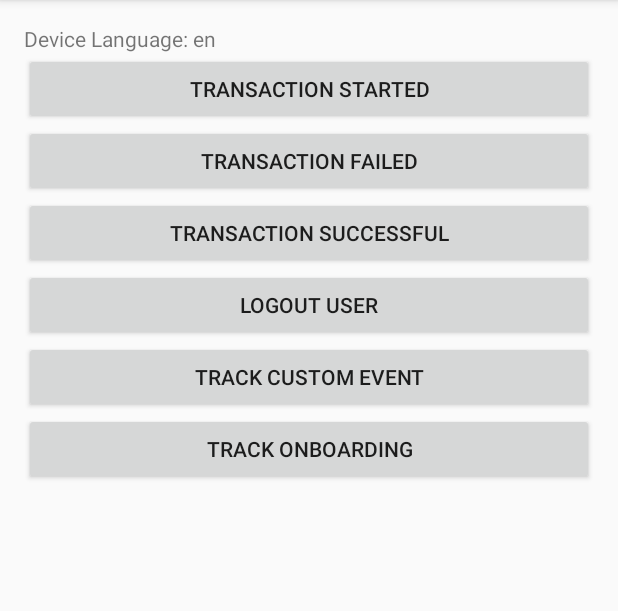
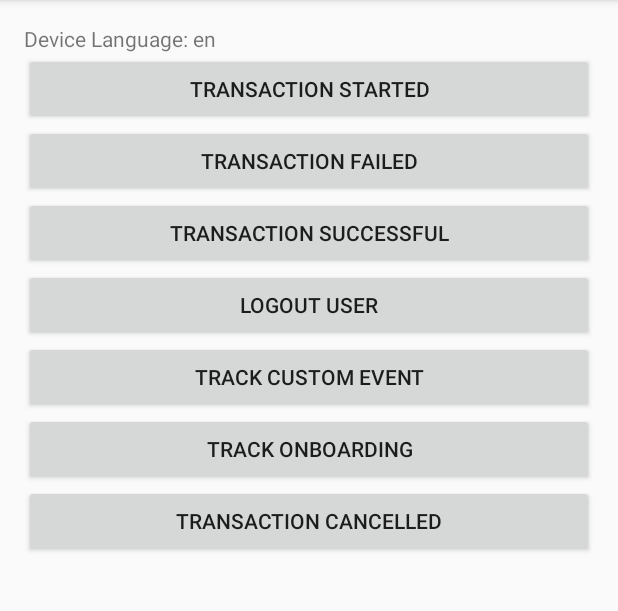
Before and after one commit to PureMetrics/puremetrics-android-sdk, an Android app: the screen it shows after launch (MainActivity), on a phone screen of 412 x 824 dp, the part 84-695 px from its top. Run offline under Robolectric (Android 15) with nearby library versions, the phone set to English and light mode, and no system bars; our stand-ins replace AdMob; libraries missing offline, so code that uses them is left out: com.facebook.device; 1 statement that could not run was skipped.

Commit message:
Fixed #10
Feature: Track Cancellation of Order
Code refactoring
Breaking API changes for referral tracking

```diff
--- a/build.gradle
+++ b/build.gradle
@@ -28,8 +28,8 @@ ext {
     targetSdkVersion = 25
     compileSdkVersion = 25
     buildToolsVersion = '25.0.0'
-    sdkVersionName = '1.2.1'
-    sdkVersionCode = 121
+    sdkVersionName = '1.3.0'
+    sdkVersionCode = 130
     sourceCompatibilityVersion = JavaVersion.VERSION_1_7
     targetCompatibilityVersion = JavaVersion.VERSION_1_7
 }
--- a/core/src/main/java/io/puremetrics/sdk/PureMetrics.java
+++ b/core/src/main/java/io/puremetrics/sdk/PureMetrics.java
@@ -131,6 +131,11 @@ public final class PureMetrics {
    */
   private SharedPreferences preferences;
   /**
+   * A failsafe when developer tracks transaction start and
+   * provides an id and then fails to set the same in succes or failure
+   */
+  private String lastTransactionId;
+  /**
    * Constructor
    *
    * @param context   An instance of the application context
@@ -178,6 +183,8 @@ public final class PureMetrics {
         PureMetrics.log(LOG_LEVEL.DEBUG, "Last known session start: " + _INSTANCE.sessionId + " current time: " + curTime + " | _SESSION_DURATION: " + _SESSION_DURATION);
         _INSTANCE.sessionId = curTime;
         _INSTANCE.saveNewSessionId(curTime);
+        //add connection type in session start this supersedes send connection
+        map.put(Constants.RequestAttributes.CONNECTION_TYPE, Utils.getNetworkClass(_INSTANCE.appContext));
         //if it a new session and auto tracking is enabled track a session start event
         trackEvent(Constants.Events.SESSION_START, map);
       }
@@ -552,10 +559,7 @@ public final class PureMetrics {
    * @param type     The type of usage, like within app, external etc.
    */
   public static void trackSessionStart(String type, HashMap<String, Object> extras) {
-    HashMap<String, Object> meta = null;
-    if (null != extras || null != type) {
-      meta = new HashMap<>();
-    }
+    HashMap<String, Object> meta = meta = new HashMap<>();
     if (null != extras) {
       meta.put(Constants.Events.Attributes.META, extras);
     }
@@ -588,6 +592,30 @@ public final class PureMetrics {
       return;
     }
     trackEvent(Constants.Events.Transaction.SUCCESSFUL, revenue.eventAttrs);
+  }
+
+  /**
+   * Track when an order is cancelled from the app.
+   * This applies to only orders which were made successful and then later cancelled.
+   *
+   * @param transactionId The transaction id of the order which is being cancelled
+   * @param fees          Any fees associated with the order
+   * @param currency      Currency of the fees charged
+   * @param attributes    Any additional metadata associated with cancellation
+   */
+  public static void trackOrderCancellation(@NonNull String transactionId,
+                                            @Nullable long fees, @Nullable String currency,
+                                            @Nullable HashMap<String, Object> attributes) {
+    HashMap<String, Object> meta = new HashMap<>();
+    meta.put(Constants.Events.Attributes.TRANSACTION_ID, transactionId);
+    if (null != currency) {
+      meta.put(Constants.Events.Attributes.CURRENCY, currency);
+      meta.put(Constants.Events.Attributes.FEES, fees);
+    }
+    if (null != attributes) {
+      meta.put(Constants.Events.Attributes.META, attributes);
+    }
+    trackEvent(Constants.Events.Transaction.CANCELLED, meta);
   }
 
   /**
@@ -632,22 +660,30 @@ public final class PureMetrics {
    * Referral code of the current user which the user uses to refer.
    *
    * @param referralCode The referral code, i.e. the outgoing code
-   */
-  public static void setReferralCode(@NonNull String referralCode) {
-    HashMap<String, String> attr = new HashMap<>();
-    attr.put(Constants.Events.Attributes.VALUE, referralCode);
-    trackEvent(Constants.Events.REFERRAL_CODE, attr);
+   * @param attributes    Additional Meta data. Optional Field
+   */
+  public static void setReferralCode(@NonNull String referralCode, HashMap<String, Object> attributes) {
+    HashMap<String, Object> attr = new HashMap<>();
+    attr.put(Constants.Events.Attributes.REFERRAL_CODE, referralCode);
+    if (null != attributes && attributes.size() > 0) {
+      attr.put(Constants.Events.Attributes.META, attributes);
+    }
+    trackEvent(Constants.Events.REFERRAL_DETAILS, attr);
   }
 
   /**
    * Referrer Code for the current user. This is the code which was used to refer this user
    *
    * @param referrerCode The referrer code, i.e. the incoming code
-   */
-  public static void setReferrer(@NonNull String referrerCode) {
-    HashMap<String, String> attr = new HashMap<>();
-    attr.put(Constants.Events.Attributes.VALUE, referrerCode);
-    trackEvent(Constants.Events.REFERRER_CODE, attr);
+   * @param attributes    Additional Meta data. Optional Field
+   */
+  public static void setReferrerCode(@NonNull String referrerCode, HashMap<String, Object> attributes) {
+    HashMap<String, Object> attr = new HashMap<>();
+    attr.put(Constants.Events.Attributes.REFERRER_CODE, referrerCode);
+    if (null != attributes) {
+      attr.put(Constants.Events.Attributes.META, attributes);
+    }
+    trackEvent(Constants.Events.REFERRAL_DETAILS, attr);
   }
 
   /**
@@ -742,7 +778,6 @@ public final class PureMetrics {
    * @param userId The user id of the user
    */
   public static void setUserId(final String userId) {
-    //TODO if unique id changes, we might have to change anonymous id
     if (initialized()) {
       synchronized (_INSTANCE.lock_sharedPref) {
         _INSTANCE.preferences.edit().putString(Constants.PREF_KEYS.LINKING_ID, userId).apply();
@@ -891,10 +926,11 @@ public final class PureMetrics {
       requestObject.put(Constants.RequestAttributes.TS, System.currentTimeMillis());
       requestObject.put(Constants.RequestAttributes.TZ, TimeZone.getDefault().getID());
       requestObject.put(Constants.RequestAttributes.PL, Constants.PLATFORM_VALUE);
-      requestObject.put(Constants.ATTR_APP_VERSION_CODE, versionCode);
-      requestObject.put(Constants.ATTR_APP_VERSION_NAME, versionName);
-      requestObject.put(Constants.ATTR_CONNECTION_TYPE, Utils.getNetworkClass(appContext));
-      requestObject.put(Constants.ATTR_SDK_VERSION, BuildConfig.VERSION_CODE);
+      requestObject.put(Constants.RequestAttributes.APP_VERSION_CODE, versionCode);
+      requestObject.put(Constants.RequestAttributes.APP_VERSION_NAME, versionName);
+      requestObject.put(Constants.RequestAttributes.CONNECTION_TYPE, Utils.getNetworkClass(appContext));
+      requestObject.put(Constants.RequestAttributes.LANGUAGE, Utils.getDeviceLanguage());
+      requestObject.put(Constants.RequestAttributes.SDK_VERSION, BuildConfig.VERSION_CODE);
       String li = preferences.getString(Constants.PREF_KEYS.LINKING_ID, null);
       if (!TextUtils.isEmpty(li)) {
         requestObject.put(Constants.RequestAttributes.LI, li);
@@ -968,7 +1004,7 @@ public final class PureMetrics {
       editor.remove(Constants.PREF_KEYS.LAST_SESSION_ID);
       editor.apply();
     }
-    checkAndTrackSession(null, false);
+    checkAndTrackSession(new HashMap<String, Object>(), false);
   }
 
   /**
@@ -994,7 +1030,6 @@ public final class PureMetrics {
         trackDeviceProperties(Constants.DeviceAttributes.DISPLAY_DIMENSIONS, dm.widthPixels + "x" + dm.heightPixels);
         int year = YearClass.get(appContext);
         trackDeviceProperties(Constants.DeviceAttributes.YEAR_CLASS, year);
-        trackDeviceProperties(Constants.DeviceAttributes.LANGUAGE, Utils.getDeviceLanguage());
         trackDeviceProperties(Constants.DeviceAttributes.INSTALLER, Utils.getInstallSource(appContext));
       }
     });
@@ -1174,6 +1209,7 @@ public final class PureMetrics {
        * @return {@link PureMetrics.Order.Builder}
        */
       public Builder setTransactionId(String transactionId) {
+        _INSTANCE.lastTransactionId = transactionId;
         params.put(Constants.Events.Attributes.TRANSACTION_ID, transactionId);
         return this;
       }
@@ -1394,6 +1430,11 @@ public final class PureMetrics {
       public
       @NonNull
       Revenue build() {
+        if (params.get(Constants.Events.Attributes.TRANSACTION_ID) == null
+                && null != _INSTANCE.lastTransactionId) {
+          params.put(Constants.Events.Attributes.TRANSACTION_ID, _INSTANCE.lastTransactionId);
+          _INSTANCE.lastTransactionId = null;
+        }
         if (payments.size() > 0) {
           params.put(Constants.Events.Attributes.PAYMENTS, payments);
         }
@@ -1528,6 +1569,11 @@ public final class PureMetrics {
       public
       @NonNull
       FailedTransaction build() {
+        if (params.get(Constants.Events.Attributes.TRANSACTION_ID) == null
+                && null != _INSTANCE.lastTransactionId) {
+          params.put(Constants.Events.Attributes.TRANSACTION_ID, _INSTANCE.lastTransactionId);
+          _INSTANCE.lastTransactionId = null;
+        }
         if (null != meta) {
           params.put(Constants.Events.Attributes.META, meta);
         }
--- a/example/src/main/java/io/puremetrics/example/MainActivity.java
+++ b/example/src/main/java/io/puremetrics/example/MainActivity.java
@@ -22,21 +22,21 @@ public class MainActivity extends AppCompatActivity {
 
     PureMetrics.trackSessionStart("app", null);
 
-    PureMetrics.setReferralCode("vfmz10");
-    PureMetrics.setReferrer("vfmz09");
+    PureMetrics.setReferralCode("vfmz10", null);
+    PureMetrics.setReferrerCode("vfmz09", null);
 
     /* In an ideal world your app code would not look like this.*/
     TextView textView = (TextView) findViewById(R.id.textView);
     String language = "Device Language: " + Locale.getDefault().getLanguage();
     textView.setText(language);
-    HashMap<String, Object> extras = new HashMap<>();
+    final HashMap<String, Object> extras = new HashMap<>();
     extras.put("txt_length", 50);
     extras.put("has_image", true);
     extras.put("personalized", true);
 
     PureMetrics.trackDeeplinkAttribution("facebook", "notification", "456789ao", "app://link", extras);
 
-    String transactionId = UUID.randomUUID().toString();
+    final String transactionId = UUID.randomUUID().toString();
     HashMap<String, Object> meta = new HashMap<>();
     meta.put("loyalty", 10);
     meta.put("channel", "ad");
@@ -128,5 +128,13 @@ public class MainActivity extends AppCompatActivity {
         PureMetrics.trackOnboardingStep("test", 1, 1, "StepName", null, null);
       }
     });
+
+    Button transactionCancelled = (Button) findViewById(R.id.button7);
+    transactionCancelled.setOnClickListener(new View.OnClickListener() {
+      @Override
+      public void onClick(View view) {
+        PureMetrics.trackOrderCancellation(transactionId, 0, null, extras);
+      }
+    });
   }
 }
--- a/example/src/main/res/layout/activity_main.xml
+++ b/example/src/main/res/layout/activity_main.xml
@@ -70,5 +70,12 @@
             android:text="Track Onboarding"
             />
 
+        <Button
+            android:id="@+id/button7"
+            android:layout_width="match_parent"
+            android:layout_height="wrap_content"
+            android:text="Transaction Cancelled"
+            />
+
     </LinearLayout>
 </RelativeLayout>
```
Also changed, not shown: core/src/main/java/io/puremetrics/sdk/Constants.java (+33 -25 lines).
